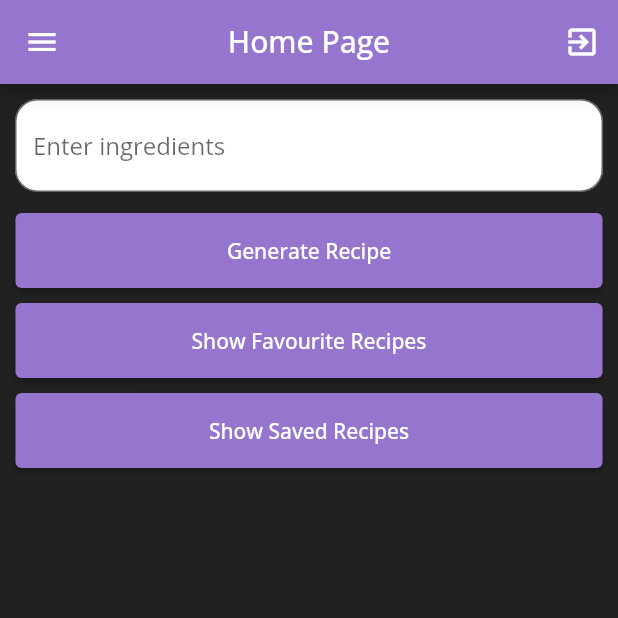
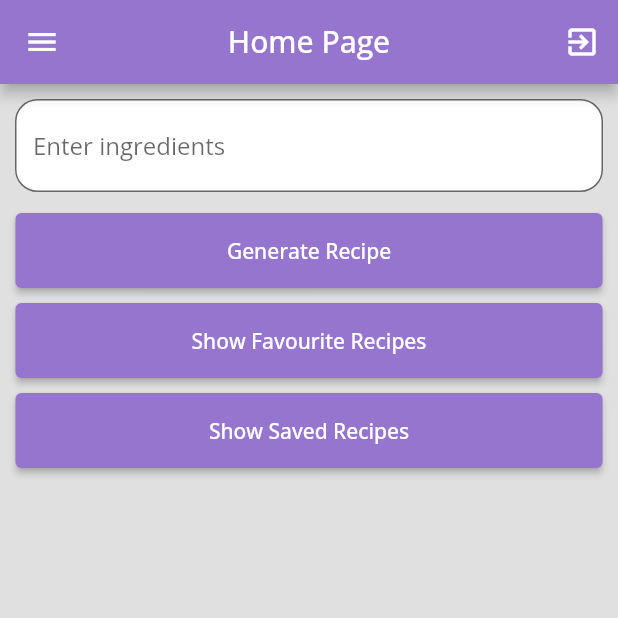
Before and after one commit to gowtham-padala/spare-spoon, a Flutter app: the screen it shows once a user with an empty profile is signed in, after a tap on "Show Favourite Recipes", after a tap on "Show Saved Recipes", after a tap on "Generate Recipe", on a phone screen of 412 x 824 dp, the top half of it. Run offline on Flutter 3.47's test engine with Material 2 defaults, Android fonts, the phone set to English and light mode, and no system bars; our stand-ins replace cloud_firestore, firebase_auth, firebase_core, google_fonts, google_sign_in, quickalert; accounts and stored records are empty.

```diff
--- a/code/lib/view/home_page.dart
+++ b/code/lib/view/home_page.dart
@@ -1,15 +1,13 @@
-import 'package:cloud_firestore/cloud_firestore.dart';
-import 'package:code/model/save_recipe.dart';
 import 'package:code/view/recipe/recipes_list_page.dart';
 import 'package:firebase_auth/firebase_auth.dart';
 import 'package:flutter/material.dart';
-//import 'package:hive/hive.dart';
 import 'package:http/http.dart' as http;
+import '../controller/recipe_service.dart';
 import '../model/recipe_model.dart';
 import '../utils/side_bar.dart';
 import 'dart:convert';
-import 'saved_recipes.dart';
-import '../model/recipe_name_dialog.dart';
+
+
 
 class HomePage extends StatefulWidget {
   const HomePage({super.key});
@@ -51,7 +49,7 @@ class SavedRecipeItem extends StatelessWidget {
                       ),
                 Text(
                   recipe.recipe,
-                  style: const TextStyle(color: Colors.blue),
+                  style: const TextStyle(color: Colors.black),
                 ),
                 ElevatedButton(
                   onPressed: () {
@@ -148,7 +146,7 @@ class _HomePageState extends State<HomePage> {
   @override
   Widget build(BuildContext context) {
     return Scaffold(
-      backgroundColor: Colors.grey[900],
+      backgroundColor: Colors.grey[300],
       appBar: AppBar(
         centerTitle: true,
         title: const Text(
@@ -205,8 +203,8 @@ class _HomePageState extends State<HomePage> {
                           SizedBox(height: 10),
                       ElevatedButton(
                       onPressed: () async {
-
-                        recipes = await getRecipes();
+                        final UserId = user?.uid;
+                        recipes = await getRecipes(UserId!);
 
                         // Setting the flag to show saved recipes.
                         if (mounted) {
@@ -224,8 +222,8 @@ class _HomePageState extends State<HomePage> {
                           SizedBox(height: 10),
                     ElevatedButton(
                       onPressed: () async {
-
-                        recipes = await getRecipes();
+                        final UserId = user?.uid;
+                        recipes = await getRecipes(UserId!);
 
                         // Setting the flag to show saved recipes.
                         if (mounted) {
@@ -244,25 +242,6 @@ class _HomePageState extends State<HomePage> {
                 ),
               ),
             ),
-            /*
-            ElevatedButton(
-              onPressed: () async {
-
-                recipes = await getRecipes();
-
-                // Setting the flag to show saved recipes.
-                if (mounted) {
-                  setState(() {
-                    showFavouriteRecipes = true;
-                  });
-                }
-              },
-              style: ElevatedButton.styleFrom(
-                backgroundColor: Colors.deepPurple[300],
-              ),
-              child: const Text("Show Favourite Recipes"),
-            ),
-             */
             if (showFavouriteRecipes)
               Column(
                 children: [
@@ -279,7 +258,7 @@ class _HomePageState extends State<HomePage> {
                   SizedBox(
                     height: 400,
                     child: Card(
-                      color: Colors.grey[800],
+                      color: Colors.white,
                       shape: RoundedRectangleBorder(
                         borderRadius: BorderRadius.circular(15.0),
                       ),
@@ -343,7 +322,7 @@ class _HomePageState extends State<HomePage> {
                   SizedBox(
                     height: 400,
                     child: Card(
-                      color: Colors.grey[800],
+                      color: Colors.white,
                       shape: RoundedRectangleBorder(
                         borderRadius: BorderRadius.circular(15.0),
                       ),
@@ -353,7 +332,7 @@ class _HomePageState extends State<HomePage> {
                           children: [
                             Text(
                               _recipe!,
-                              style: const TextStyle(color: Colors.blue),
+                              style: const TextStyle(color: Colors.black),
                             ),
                             ElevatedButton(
                               onPressed: () async {
@@ -365,8 +344,9 @@ class _HomePageState extends State<HomePage> {
                                     recipeName = result.recipeName;
                                     final isFavourite = result.isFavorite;
                                     if(recipeName != null){
+                                      final UserId = user?.uid;
                                       recipeModel = RecipeModel(name: recipeName, recipe: _recipe!, favourite: isFavourite);
-                                      saveRecipe(recipeModel!);
+                                      saveRecipe(UserId!, recipeModel!);
                                     }
                                     setState(() {
                                       savedRecipes.add(recipeModel!);
@@ -392,7 +372,7 @@ class _HomePageState extends State<HomePage> {
                     child: ElevatedButton(
                       onPressed: _generateRecipe,
                       style: ElevatedButton.styleFrom(
-                        backgroundColor: Colors.teal,
+                        backgroundColor: Colors.deepPurple[300],
                       ),
                       child: const Text("Regenerate Response"),
                     ),
```
Also changed, not shown: code/lib/controller/recipe_service.dart (added, +116 -0 lines), code/lib/view/recipe/recipes_list_page.dart (+46 -16 lines), code/lib/view/recipe/saved_recipes.dart (added, +34 -0 lines).
